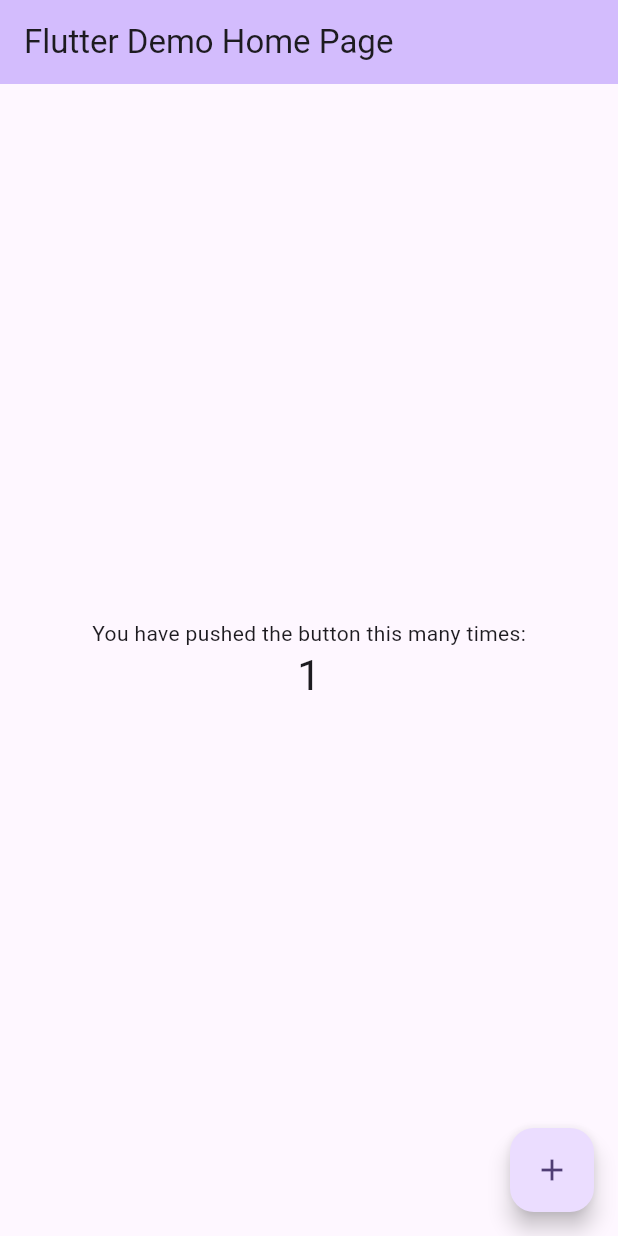
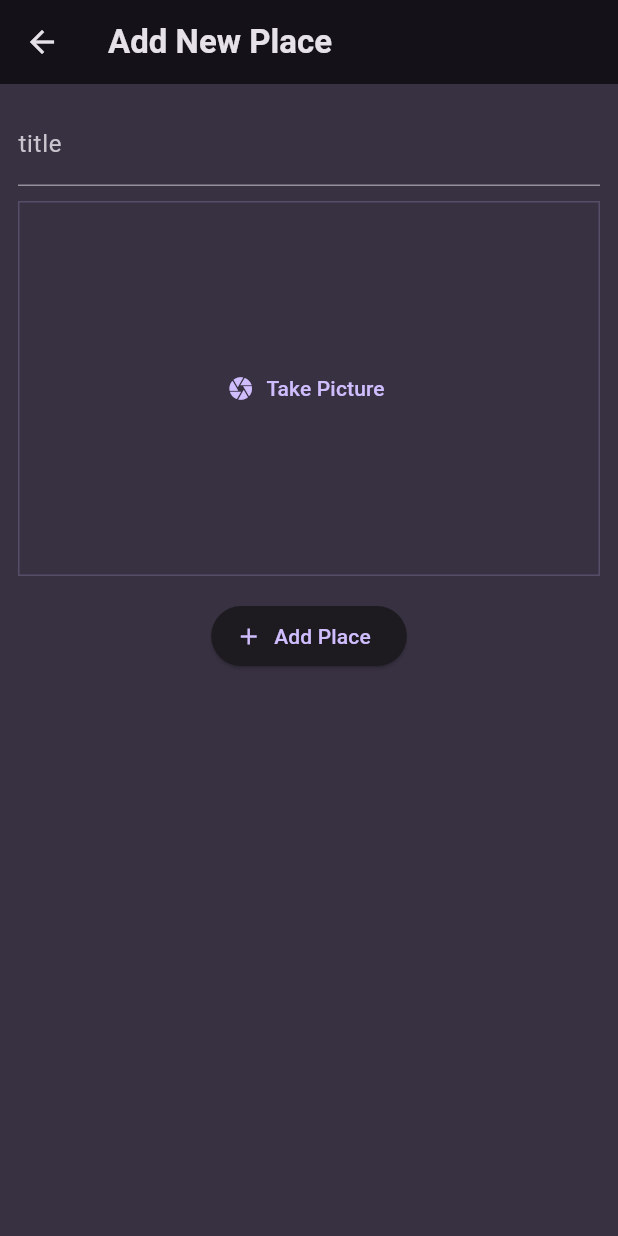
Before and after one commit to ArunRai2021/favorite_places_app, a Flutter app: the screen it shows after launch, after a tap on the "add" icon, on a phone screen of 412 x 824 dp. Run offline on Flutter 3.47's test engine with Material 3 defaults, Android fonts, the phone set to English and light mode, and no system bars; our stand-ins replace flutter_riverpod, google_fonts.

Commit message:
changes done for image picker or done

```diff
--- a/lib/main.dart
+++ b/lib/main.dart
@@ -1,122 +1,39 @@
+import 'package:favorite_places_app/screen/places.dart';
 import 'package:flutter/material.dart';
+import 'package:flutter_riverpod/flutter_riverpod.dart';
+import 'package:google_fonts/google_fonts.dart';
+
+final colorScheme = ColorScheme.fromSeed(
+  brightness: Brightness.dark,
+  seedColor: Color.fromARGB(255, 102, 6, 247),
+  background: Color.fromARGB(255, 56, 49, 66),
+);
+final theme = ThemeData().copyWith(
+  useMaterial3: true,
+  scaffoldBackgroundColor: colorScheme.background,
+  colorScheme: colorScheme,
+  textTheme: GoogleFonts.ubuntuCondensedTextTheme().copyWith(
+    titleSmall: GoogleFonts.ubuntuCondensed(fontWeight: FontWeight.bold),
+    titleMedium: GoogleFonts.ubuntuCondensed(fontWeight: FontWeight.bold),
+    titleLarge: GoogleFonts.ubuntuCondensed(fontWeight: FontWeight.bold),
+  ),
+);
 
 void main() {
-  runApp(const MyApp());
+  runApp(ProviderScope(child: const MyApp()));
 }
 
 class MyApp extends StatelessWidget {
   const MyApp({super.key});
 
-  // This widget is the root of your application.
+  // This widgets is the root of your application.
   @override
   Widget build(BuildContext context) {
     return MaterialApp(
-      title: 'Flutter Demo',
-      theme: ThemeData(
-        // This is the theme of your application.
-        //
-        // TRY THIS: Try running your application with "flutter run". You'll see
-        // the application has a purple toolbar. Then, without quitting the app,
-        // try changing the seedColor in the colorScheme below to Colors.green
-        // and then invoke "hot reload" (save your changes or press the "hot
-        // reload" button in a Flutter-supported IDE, or press "r" if you used
-        // the command line to start the app).
-        //
-        // Notice that the counter didn't reset back to zero; the application
-        // state is not lost during the reload. To reset the state, use hot
-        // restart instead.
-        //
-        // This works for code too, not just values: Most code changes can be
-        // tested with just a hot reload.
-        colorScheme: ColorScheme.fromSeed(seedColor: Colors.deepPurple),
-      ),
-      home: const MyHomePage(title: 'Flutter Demo Home Page'),
+      debugShowCheckedModeBanner: false,
+      title: 'Great Places',
+      theme: theme,
+      home: PlacesScreen(),
     );
   }
 }
-
-class MyHomePage extends StatefulWidget {
-  const MyHomePage({super.key, required this.title});
-
-  // This widget is the home page of your application. It is stateful, meaning
-  // that it has a State object (defined below) that contains fields that affect
-  // how it looks.
-
-  // This class is the configuration for the state. It holds the values (in this
-  // case the title) provided by the parent (in this case the App widget) and
-  // used by the build method of the State. Fields in a Widget subclass are
-  // always marked "final".
-
-  final String title;
-
-  @override
-  State<MyHomePage> createState() => _MyHomePageState();
-}
-
-class _MyHomePageState extends State<MyHomePage> {
-  int _counter = 0;
-
-  void _incrementCounter() {
-    setState(() {
-      // This call to setState tells the Flutter framework that something has
-      // changed in this State, which causes it to rerun the build method below
-      // so that the display can reflect the updated values. If we changed
-      // _counter without calling setState(), then the build method would not be
-      // called again, and so nothing would appear to happen.
-      _counter++;
-    });
-  }
-
-  @override
-  Widget build(BuildContext context) {
-    // This method is rerun every time setState is called, for instance as done
-    // by the _incrementCounter method above.
-    //
-    // The Flutter framework has been optimized to make rerunning build methods
-    // fast, so that you can just rebuild anything that needs updating rather
-    // than having to individually change instances of widgets.
-    return Scaffold(
-      appBar: AppBar(
-        // TRY THIS: Try changing the color here to a specific color (to
-        // Colors.amber, perhaps?) and trigger a hot reload to see the AppBar
-        // change color while the other colors stay the same.
-        backgroundColor: Theme.of(context).colorScheme.inversePrimary,
-        // Here we take the value from the MyHomePage object that was created by
-        // the App.build method, and use it to set our appbar title.
-        title: Text(widget.title),
-      ),
-      body: Center(
-        // Center is a layout widget. It takes a single child and positions it
-        // in the middle of the parent.
-        child: Column(
-          // Column is also a layout widget. It takes a list of children and
-          // arranges them vertically. By default, it sizes itself to fit its
-          // children horizontally, and tries to be as tall as its parent.
-          //
-          // Column has various properties to control how it sizes itself and
-          // how it positions its children. Here we use mainAxisAlignment to
-          // center the children vertically; the main axis here is the vertical
-          // axis because Columns are vertical (the cross axis would be
-          // horizontal).
-          //
-          // TRY THIS: Invoke "debug painting" (choose the "Toggle Debug Paint"
-          // action in the IDE, or press "p" in the console), to see the
-          // wireframe for each widget.
-          mainAxisAlignment: MainAxisAlignment.center,
-          children: <Widget>[
-            const Text('You have pushed the button this many times:'),
-            Text(
-              '$_counter',
-              style: Theme.of(context).textTheme.headlineMedium,
-            ),
-          ],
-        ),
-      ),
-      floatingActionButton: FloatingActionButton(
-        onPressed: _incrementCounter,
-        tooltip: 'Increment',
-        child: const Icon(Icons.add),
-      ), // This trailing comma makes auto-formatting nicer for build methods.
-    );
-  }
-}
--- /dev/null
+++ b/lib/model/place.dart
@@ -0,0 +1,10 @@
+import 'package:uuid/uuid.dart';
+
+const uuid = Uuid();
+
+class Place {
+  Place({required this.title}) : id = uuid.v4();
+
+  final String id;
+  final String title;
+}
--- /dev/null
+++ b/lib/providers/user_places.dart
@@ -0,0 +1,16 @@
+import 'package:favorite_places_app/model/place.dart';
+import 'package:flutter_riverpod/flutter_riverpod.dart';
+
+class UserPlacesNotifier extends StateNotifier<List<Place>> {
+  UserPlacesNotifier() : super(const []);
+
+  void addPlace(String title) {
+    final newPlace = Place(title: title);
+    state = [newPlace, ...state];
+  }
+}
+
+final userPlacesProvider =
+    StateNotifierProvider<UserPlacesNotifier, List<Place>>(
+      (ref) => UserPlacesNotifier(),
+    );
--- /dev/null
+++ b/lib/screen/add_place.dart
@@ -0,0 +1,61 @@
+import 'package:favorite_places_app/widgets/image_input.dart';
+import 'package:flutter/material.dart';
+import 'package:flutter_riverpod/flutter_riverpod.dart';
+import 'package:favorite_places_app/providers/user_places.dart';
+
+class AddPlaceScreen extends ConsumerStatefulWidget {
+  const AddPlaceScreen({super.key});
+
+  @override
+  ConsumerState<AddPlaceScreen> createState() => _AddPlaceScreenState();
+}
+
+class _AddPlaceScreenState extends ConsumerState<AddPlaceScreen> {
+  final _titleController = TextEditingController();
+
+  void _savePlace() {
+    final enteredTitle = _titleController.text;
+    if (enteredTitle.isEmpty) {
+      return;
+    }
+    ref.read(userPlacesProvider.notifier).addPlace(enteredTitle);
+    Navigator.pop(context);
+  }
+
+  @override
+  void dispose() {
+    _titleController.dispose();
+    super.dispose();
+  }
+
+  @override
+  Widget build(BuildContext context) {
+    return Scaffold(
+      appBar: AppBar(title: Text("Add New Place")),
+      body: SingleChildScrollView(
+        child: Padding(
+          padding: const EdgeInsets.all(12),
+          child: Column(
+            children: [
+              TextField(
+                controller: _titleController,
+                decoration: InputDecoration(label: Text("title")),
+                style: TextStyle(
+                  color: Theme.of(context).colorScheme.onBackground,
+                ),
+              ),
+              SizedBox(height: 10),
+              ImageInput(),
+              SizedBox(height: 16),
+              ElevatedButton.icon(
+                onPressed: _savePlace,
+                icon: Icon(Icons.add),
+                label: Text("Add Place"),
+              ),
+            ],
+          ),
+        ),
+      ),
+    );
+  }
+}
--- /dev/null
+++ b/lib/screen/places.dart
@@ -0,0 +1,34 @@
+import 'package:favorite_places_app/providers/user_places.dart';
+import 'package:favorite_places_app/screen/add_place.dart';
+import 'package:favorite_places_app/widgets/places_list.dart';
+import 'package:flutter/material.dart';
+import 'package:flutter_riverpod/flutter_riverpod.dart';
+
+class PlacesScreen extends ConsumerWidget {
+  const PlacesScreen({super.key});
+
+  @override
+  Widget build(BuildContext context, WidgetRef ref) {
+    final userPlaces = ref.watch(userPlacesProvider);
+    return Scaffold(
+      appBar: AppBar(
+        title: Text("Your Places"),
+        actions: [
+          IconButton(
+            onPressed: () {
+              Navigator.of(context).push(
+                MaterialPageRoute(
+                  builder: (BuildContext context) {
+                    return AddPlaceScreen();
+                  },
+                ),
+              );
+            },
+            icon: Icon(Icons.add),
+          ),
+        ],
+      ),
+      body: PlacesList(places: userPlaces),
+    );
+  }
+}
--- /dev/null
+++ b/lib/screen/places_detail.dart
@@ -0,0 +1,23 @@
+import 'package:favorite_places_app/model/place.dart';
+import 'package:flutter/material.dart';
+
+class PlaceDetailScreen extends StatelessWidget {
+  const PlaceDetailScreen({super.key, required this.place});
+
+  final Place place;
+
+  @override
+  Widget build(BuildContext context) {
+    return Scaffold(
+      appBar: AppBar(title: Text(place.title)),
+      body: Center(
+        child: Text(
+          place.title,
+          style: Theme.of(context).textTheme.bodyLarge!.copyWith(
+            color: Theme.of(context).colorScheme.onBackground,
+          ),
+        ),
+      ),
+    );
+  }
+}
--- /dev/null
+++ b/lib/widgets/image_input.dart
@@ -0,0 +1,34 @@
+import 'package:flutter/material.dart';
+
+class ImageInput extends StatefulWidget {
+  const ImageInput({super.key});
+
+  @override
+  State<ImageInput> createState() => _ImageInputState();
+}
+
+class _ImageInputState extends State<ImageInput> {
+  void _takePicture() {
+
+  }
+
+  @override
+  Widget build(BuildContext context) {
+    return Container(
+      decoration: BoxDecoration(
+        border: Border.all(
+          width: 1,
+          color: Theme.of(context).colorScheme.primary.withOpacity(0.2),
+        ),
+      ),
+      height: 250,
+      width: double.infinity,
+      alignment: Alignment.center,
+      child: TextButton.icon(
+        onPressed: _takePicture,
+        label: Text("Take Picture"),
+        icon: Icon(Icons.camera),
+      ),
+    );
+  }
+}
--- /dev/null
+++ b/lib/widgets/places_list.dart
@@ -0,0 +1,47 @@
+import 'package:favorite_places_app/model/place.dart';
+import 'package:favorite_places_app/screen/places_detail.dart';
+import 'package:flutter/material.dart';
+
+class PlacesList extends StatelessWidget {
+  const PlacesList({super.key, required this.places});
+
+  final List<Place> places;
+
+  @override
+  Widget build(BuildContext context) {
+    if (places.isEmpty) {
+      return const Center(
+        child: Text(
+          "No places added Yet",
+          style: TextStyle(
+            fontSize: 12,
+            color: Colors.white,
+            fontWeight: FontWeight.w600,
+          ),
+        ),
+      );
+    }
+    return ListView.builder(
+      itemCount: places.length,
+      itemBuilder: (BuildContext context, int index) {
+        return ListTile(
+          title: Text(
+            places[index].title,
+            style: Theme.of(context).textTheme.titleMedium!.copyWith(
+              color: Theme.of(context).colorScheme.onBackground,
+            ),
+          ),
+          onTap: () {
+            Navigator.of(context).push(
+              MaterialPageRoute(
+                builder: (BuildContext context) {
+                  return PlaceDetailScreen(place: places[index]);
+                },
+              ),
+            );
+          },
+        );
+      },
+    );
+  }
+}
--- a/pubspec.yaml
+++ b/pubspec.yaml
@@ -34,6 +34,10 @@ dependencies:
   # The following adds the Cupertino Icons font to your application.
   # Use with the CupertinoIcons class for iOS style icons.
   cupertino_icons: ^1.0.8
+  google_fonts: ^6.2.1
+  uuid: ^4.5.1
+  flutter_riverpod: ^2.6.1
+  image_picker: ^1.1.2
 
 dev_dependencies:
   flutter_test:
```
Also changed, not shown: pubspec.lock, 13 other files.
